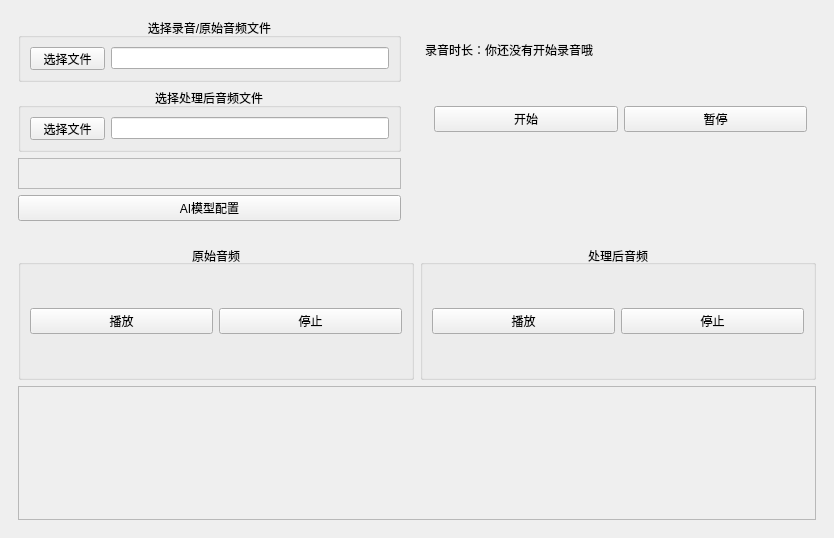
Qt form AIKTVUI.ui (AIKTV/ProjectUI) before a commit.
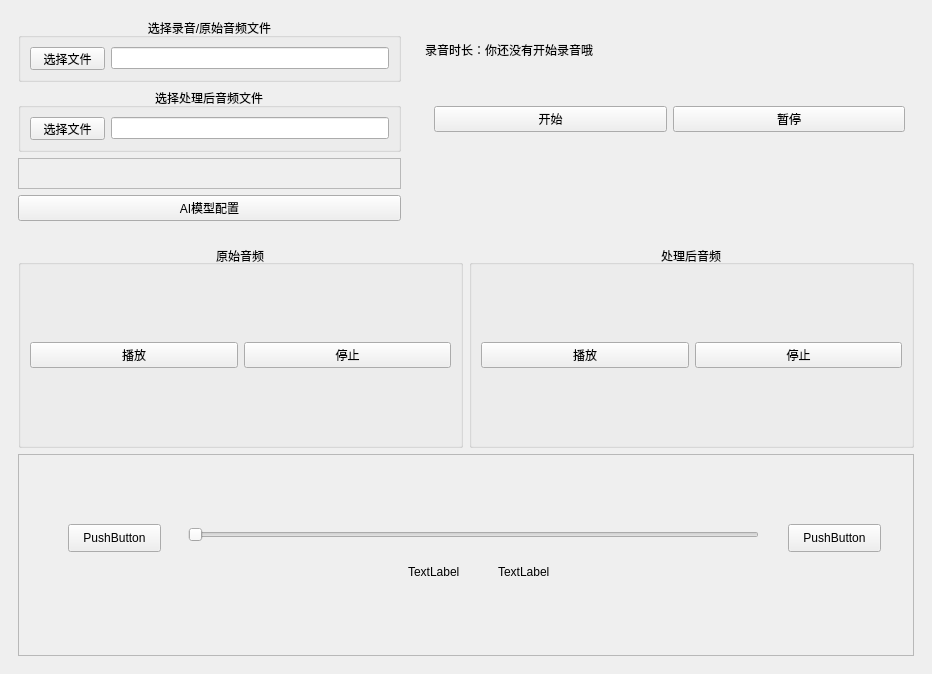
The same form after that commit.

Patch:
```diff
--- a/AIKTVUI.ui
+++ b/AIKTVUI.ui
@@ -9,9 +9,8 @@
    <rect>
     <x>0</x>
     <y>0</y>
-    <width>834</width>
-    <height>538</height>
-
+    <width>932</width>
+    <height>674</height>
    </rect>
   </property>
   <property name="minimumSize">
@@ -237,6 +236,71 @@
          <property name="frameShadow">
           <enum>QFrame::Raised</enum>
          </property>
+         <widget class="QLabel" name="time_lbl">
+          <property name="geometry">
+           <rect>
+            <x>390</x>
+            <y>110</y>
+            <width>72</width>
+            <height>15</height>
+           </rect>
+          </property>
+          <property name="text">
+           <string>TextLabel</string>
+          </property>
+         </widget>
+         <widget class="QLabel" name="time_lbl_2">
+          <property name="geometry">
+           <rect>
+            <x>480</x>
+            <y>110</y>
+            <width>72</width>
+            <height>15</height>
+           </rect>
+          </property>
+          <property name="text">
+           <string>TextLabel</string>
+          </property>
+         </widget>
+         <widget class="QSlider" name="time_slider">
+          <property name="geometry">
+           <rect>
+            <x>170</x>
+            <y>70</y>
+            <width>571</width>
+            <height>22</height>
+           </rect>
+          </property>
+          <property name="orientation">
+           <enum>Qt::Horizontal</enum>
+          </property>
+         </widget>
+         <widget class="QPushButton" name="play_btn">
+          <property name="geometry">
+           <rect>
+            <x>50</x>
+            <y>70</y>
+            <width>93</width>
+            <height>28</height>
+           </rect>
+          </property>
+          <property name="text">
+           <string>PushButton</string>
+          </property>
+         </widget>
+         <widget class="QPushButton" name="mode_btn">
+          <property name="geometry">
+           <rect>
+            <x>770</x>
+            <y>70</y>
+            <width>93</width>
+            <height>28</height>
+           </rect>
+          </property>
+          <property name="text">
+           <string>PushButton</string>
+          </property>
+         </widget>
         </widget>
        </item>
       </layout>
```
